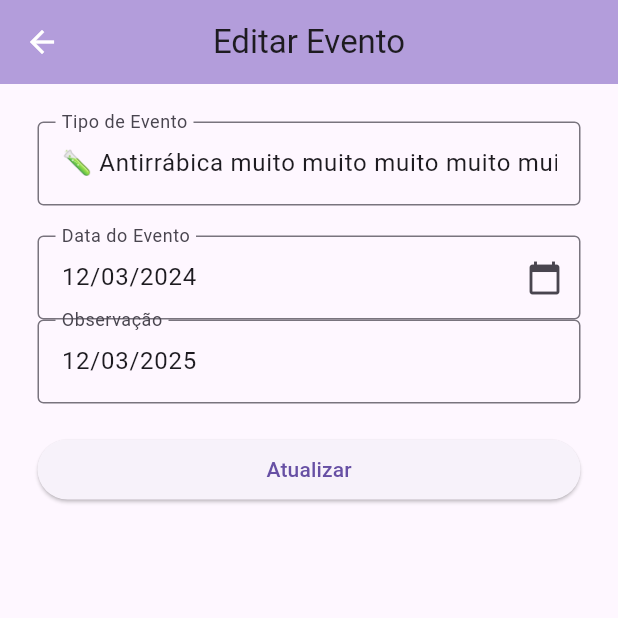
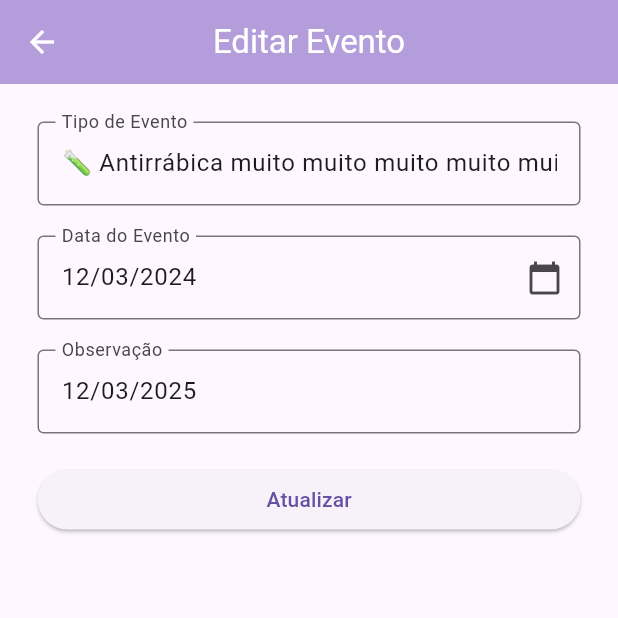
Before and after one commit to VzinCoder/projeto_estagio, a Flutter app: the PetEvents screen opened by its route, after a tap on the "edit" icon, on a phone screen of 412 x 824 dp, the top half of it. Run offline on Flutter 3.47's test engine with Material 3 defaults, Android fonts, the phone set to English and light mode, and no system bars; our stand-ins replace sqflite; accounts and stored records are empty.

Commit message:
Aplicando os ajustes nas telas de evento.

```diff
--- a/lib/pages/add_pet_event.dart
+++ b/lib/pages/add_pet_event.dart
@@ -77,7 +77,10 @@ class _AddPetEventState extends State<AddPetEvent> {
   Widget build(BuildContext context) {
     return Scaffold(
       appBar: AppBar(
-        title: Text(isEditing ? 'Editar Evento' : 'Adicionar Evento'),
+        title: Text(
+          isEditing ? 'Editar Evento' : 'Adicionar Evento',
+          style: TextStyle(color: Colors.white),
+        ),
         centerTitle: true,
       ),
       body: Padding(
@@ -103,6 +106,7 @@ class _AddPetEventState extends State<AddPetEvent> {
                 border: OutlineInputBorder(),
               ),
             ),
+            const SizedBox(height: 20),
             TextField(
               controller: descriptionController,
               decoration: InputDecoration(
--- a/lib/pages/pet_events.dart
+++ b/lib/pages/pet_events.dart
@@ -109,7 +109,11 @@ class EventCardItem extends StatelessWidget {
               child: Column(
                 crossAxisAlignment: CrossAxisAlignment.start,
                 children: [
-                  Text(type, style: TextStyle(fontWeight: FontWeight.bold)),
+                  Text(
+                    type,
+                    style: TextStyle(fontWeight: FontWeight.bold),
+                    overflow: TextOverflow.ellipsis,
+                  ),
                   Text(date, overflow: TextOverflow.ellipsis),
                   Text(observation, overflow: TextOverflow.ellipsis),
                 ],
```
